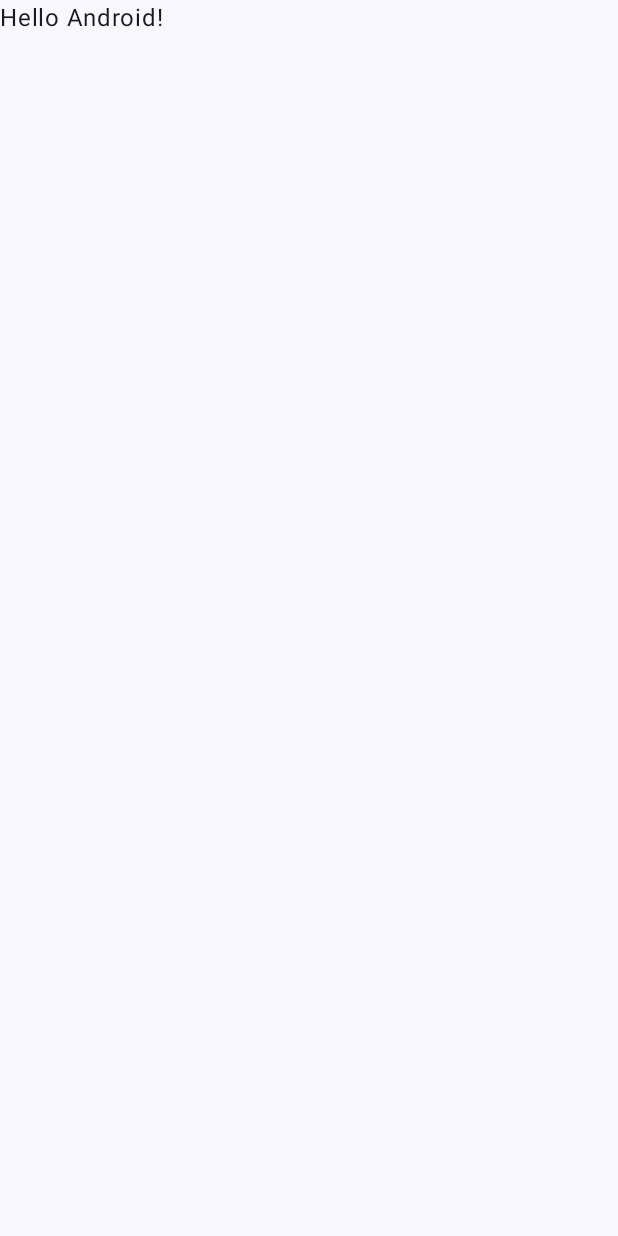
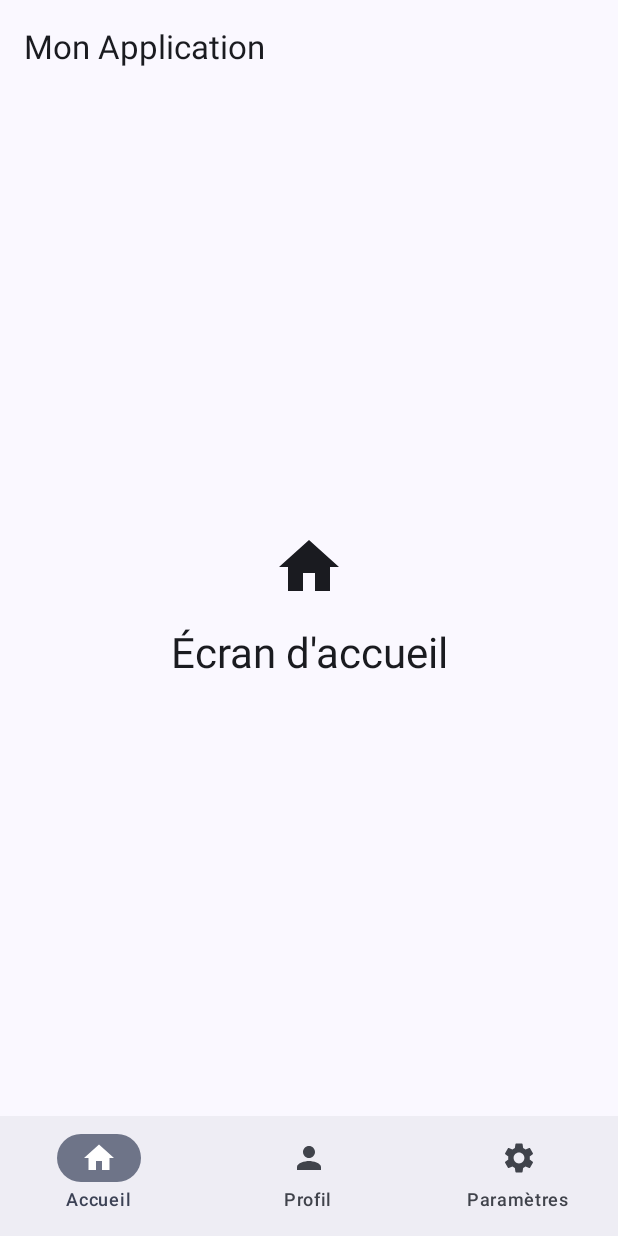
Before and after one commit to AngeloNdiforAcheregwaNdonui/Projet_2377432, an Android app built with Jetpack Compose: the screen it shows after launch (MainActivity), on a phone screen of 412 x 824 dp. Before the commit the screen is almost empty. Run offline under Robolectric (Android 15) with nearby library versions, the light colour scheme and no system bars.

Commit message:
Ajoutes un exemple du NavagationBar

```diff
--- a/app/build.gradle.kts
+++ b/app/build.gradle.kts
@@ -6,7 +6,7 @@ plugins {
 
 android {
     namespace = "com.example.project_2377432"
-    compileSdk = 34
+    compileSdk = 35
 
     defaultConfig {
         applicationId = "com.example.project_2377432"
@@ -40,7 +40,7 @@ android {
 }
 
 dependencies {
-
+    implementation(libs.androidx.navigation.compose.v283)
     implementation(libs.androidx.core.ktx)
     implementation(libs.androidx.lifecycle.runtime.ktx)
     implementation(libs.androidx.activity.compose)
@@ -49,6 +49,8 @@ dependencies {
     implementation(libs.androidx.ui.graphics)
     implementation(libs.androidx.ui.tooling.preview)
     implementation(libs.androidx.material3)
+    implementation(libs.androidx.navigation.runtime.ktx)
+    implementation(libs.androidx.navigation.compose)
     testImplementation(libs.junit)
     androidTestImplementation(libs.androidx.junit)
     androidTestImplementation(libs.androidx.espresso.core)
--- a/app/src/main/java/com/example/project_2377432/MainActivity.kt
+++ b/app/src/main/java/com/example/project_2377432/MainActivity.kt
@@ -4,14 +4,64 @@ import android.os.Bundle
 import androidx.activity.ComponentActivity
 import androidx.activity.compose.setContent
 import androidx.activity.enableEdgeToEdge
+import androidx.compose.foundation.layout.Arrangement
+import androidx.compose.foundation.layout.Column
+import androidx.compose.foundation.layout.Spacer
 import androidx.compose.foundation.layout.fillMaxSize
+import androidx.compose.foundation.layout.height
 import androidx.compose.foundation.layout.padding
+import androidx.compose.foundation.layout.size
+import androidx.compose.material.icons.Icons
+import androidx.compose.material.icons.filled.Home
+import androidx.compose.material.icons.filled.Person
+import androidx.compose.material.icons.filled.Settings
+import androidx.compose.material3.ExperimentalMaterial3Api
+import androidx.compose.material3.Icon
+import androidx.compose.material3.MaterialTheme
+import androidx.compose.material3.NavigationBar
+import androidx.compose.material3.NavigationBarItem
 import androidx.compose.material3.Scaffold
+import androidx.compose.material3.Surface
 import androidx.compose.material3.Text
+import androidx.compose.material3.TopAppBar
 import androidx.compose.runtime.Composable
+import androidx.compose.runtime.getValue
+import androidx.compose.ui.Alignment
 import androidx.compose.ui.Modifier
-import androidx.compose.ui.tooling.preview.Preview
+import androidx.compose.ui.graphics.vector.ImageVector
+import androidx.compose.ui.unit.dp
+import androidx.navigation.compose.NavHost
+import androidx.navigation.compose.composable
+import androidx.navigation.compose.currentBackStackEntryAsState
+import androidx.navigation.compose.rememberNavController
 import com.example.project_2377432.ui.theme.Project_2377432Theme
+
+
+sealed class Screen(
+    val route: String,
+    val title: String,
+    val icon: ImageVector
+) {
+    object Home : Screen(
+        route = "home",
+        title = "Accueil",
+        icon = Icons.Default.Home
+    )
+    object Profile : Screen(
+        route = "profile",
+        title = "Profil",
+        icon = Icons.Default.Person
+    )
+    object Settings : Screen(
+        route = "settings",
+        title = "Paramètres",
+        icon = Icons.Default.Settings
+    )
+
+    companion object {
+        val items = listOf(Home, Profile, Settings)
+    }
+}
 
 class MainActivity : ComponentActivity() {
     override fun onCreate(savedInstanceState: Bundle?) {
@@ -19,11 +69,11 @@ class MainActivity : ComponentActivity() {
         enableEdgeToEdge()
         setContent {
             Project_2377432Theme {
-                Scaffold(modifier = Modifier.fillMaxSize()) { innerPadding ->
-                    Greeting(
-                        name = "Android",
-                        modifier = Modifier.padding(innerPadding)
-                    )
+                Surface(
+                    modifier = Modifier.fillMaxSize(),
+                    color = MaterialTheme.colorScheme.background
+                ) {
+                    AppNavigation()
                 }
             }
         }
@@ -31,17 +81,124 @@ class MainActivity : ComponentActivity() {
 }
 
 @Composable
-fun Greeting(name: String, modifier: Modifier = Modifier) {
-    Text(
-        text = "Hello $name!",
-        modifier = modifier
-    )
+fun HomeScreen() {
+    Column(
+        modifier = Modifier
+            .fillMaxSize()
+            .padding(16.dp),
+        horizontalAlignment = Alignment.CenterHorizontally,
+        verticalArrangement = Arrangement.Center
+    ) {
+        Icon(
+            Icons.Default.Home,
+            contentDescription = null,
+            modifier = Modifier.size(48.dp)
+        )
+        Spacer(modifier = Modifier.height(16.dp))
+        Text(
+            "Écran d'accueil",
+            style = MaterialTheme.typography.headlineMedium
+        )
+    }
 }
 
-@Preview(showBackground = true)
 @Composable
-fun GreetingPreview() {
-    Project_2377432Theme {
-        Greeting("Android")
+fun ProfileScreen() {
+    Column(
+        modifier = Modifier
+            .fillMaxSize()
+            .padding(16.dp),
+        horizontalAlignment = Alignment.CenterHorizontally,
+        verticalArrangement = Arrangement.Center
+    ) {
+        Icon(
+            Icons.Default.Person,
+            contentDescription = null,
+            modifier = Modifier.size(48.dp)
+        )
+        Spacer(modifier = Modifier.height(16.dp))
+        Text(
+            "Écran de profil",
+            style = MaterialTheme.typography.headlineMedium
+        )
     }
 }
+
+@Composable
+fun SettingsScreen() {
+    Column(
+        modifier = Modifier
+            .fillMaxSize()
+            .padding(16.dp),
+        horizontalAlignment = Alignment.CenterHorizontally,
+        verticalArrangement = Arrangement.Center
+    ) {
+        Icon(
+            Icons.Default.Settings,
+            contentDescription = null,
+            modifier = Modifier.size(48.dp)
+        )
+        Spacer(modifier = Modifier.height(16.dp))
+        Text(
+            "Écran des paramètres",
+            style = MaterialTheme.typography.headlineMedium
+        )
+    }
+}
+
+@OptIn(ExperimentalMaterial3Api::class)
+@Composable
+fun AppNavigation() {
+    val navController = rememberNavController()
+    val navBackStackEntry by navController.currentBackStackEntryAsState()
+    val currentRoute = navBackStackEntry?.destination?.route
+
+    Scaffold(
+        topBar = {
+            TopAppBar(
+                title = { Text("Mon Application") }
+            )
+        },
+        bottomBar = {
+            NavigationBar {
+                Screen.items.forEach { screen ->
+                    NavigationBarItem(
+                        icon = {
+                            Icon(screen.icon, contentDescription = screen.title)
+                        },
+                        label = { Text(screen.title) },
+                        selected = currentRoute == screen.route,
+                        onClick = {
+                            navController.navigate(screen.route) {
+                                // Évite l'empilement des destinations
+                                popUpTo(navController.graph.startDestinationId) {
+                                    saveState = true
+                                }
+                                // Évite les copies multiples de la même destination
+                                launchSingleTop = true
+                                // Restaure l'état lors de la reselection
+                                restoreState = true
+                            }
+                        }
+                    )
+                }
+            }
+        }
+    ) { paddingValues ->
+        NavHost(
+            navController = navController,
+            startDestination = Screen.Home.route,
+            modifier = Modifier.padding(paddingValues)
+        ) {
+            composable(Screen.Home.route) {
+                HomeScreen()
+            }
+            composable(Screen.Profile.route) {
+                ProfileScreen()
+            }
+            composable(Screen.Settings.route) {
+                SettingsScreen()
+            }
+        }
+    }
+}
--- a/gradle/libs.versions.toml
+++ b/gradle/libs.versions.toml
@@ -8,9 +8,13 @@ espressoCore = "3.6.1"
 lifecycleRuntimeKtx = "2.8.7"
 activityCompose = "1.9.3"
 composeBom = "2024.04.01"
+navigationComposeVersion = "2.8.3"
+navigationRuntimeKtx = "2.8.4"
+navigationCompose = "2.8.4"
 
 [libraries]
 androidx-core-ktx = { group = "androidx.core", name = "core-ktx", version.ref = "coreKtx" }
+androidx-navigation-compose-v283 = { module = "androidx.navigation:navigation-compose", version.ref = "navigationComposeVersion" }
 junit = { group = "junit", name = "junit", version.ref = "junit" }
 androidx-junit = { group = "androidx.test.ext", name = "junit", version.ref = "junitVersion" }
 androidx-espresso-core = { group = "androidx.test.espresso", name = "espresso-core", version.ref = "espressoCore" }
@@ -24,6 +28,8 @@ androidx-ui-tooling-preview = { group = "androidx.compose.ui", name = "ui-toolin
 androidx-ui-test-manifest = { group = "androidx.compose.ui", name = "ui-test-manifest" }
 androidx-ui-test-junit4 = { group = "androidx.compose.ui", name = "ui-test-junit4" }
 androidx-material3 = { group = "androidx.compose.material3", name = "material3" }
+androidx-navigation-runtime-ktx = { group = "androidx.navigation", name = "navigation-runtime-ktx", version.ref = "navigationRuntimeKtx" }
+androidx-navigation-compose = { group = "androidx.navigation", name = "navigation-compose", version.ref = "navigationCompose" }
 
 [plugins]
 android-application = { id = "com.android.application", version.ref = "agp" }
```
Also changed, not shown: 4 other files.
